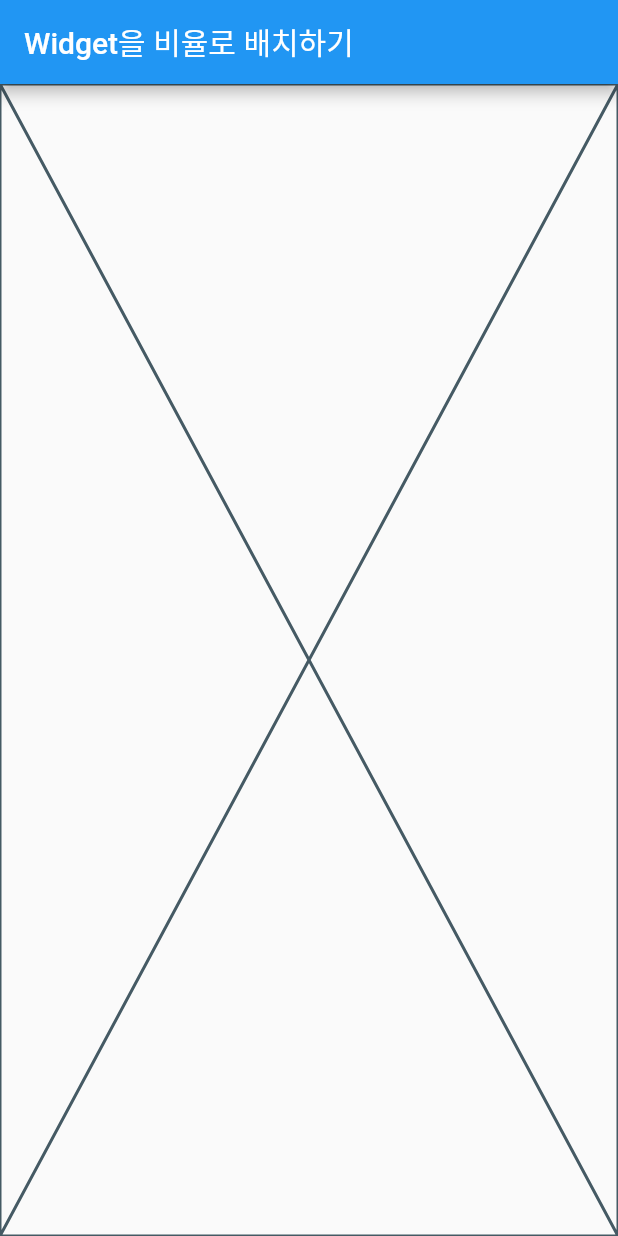
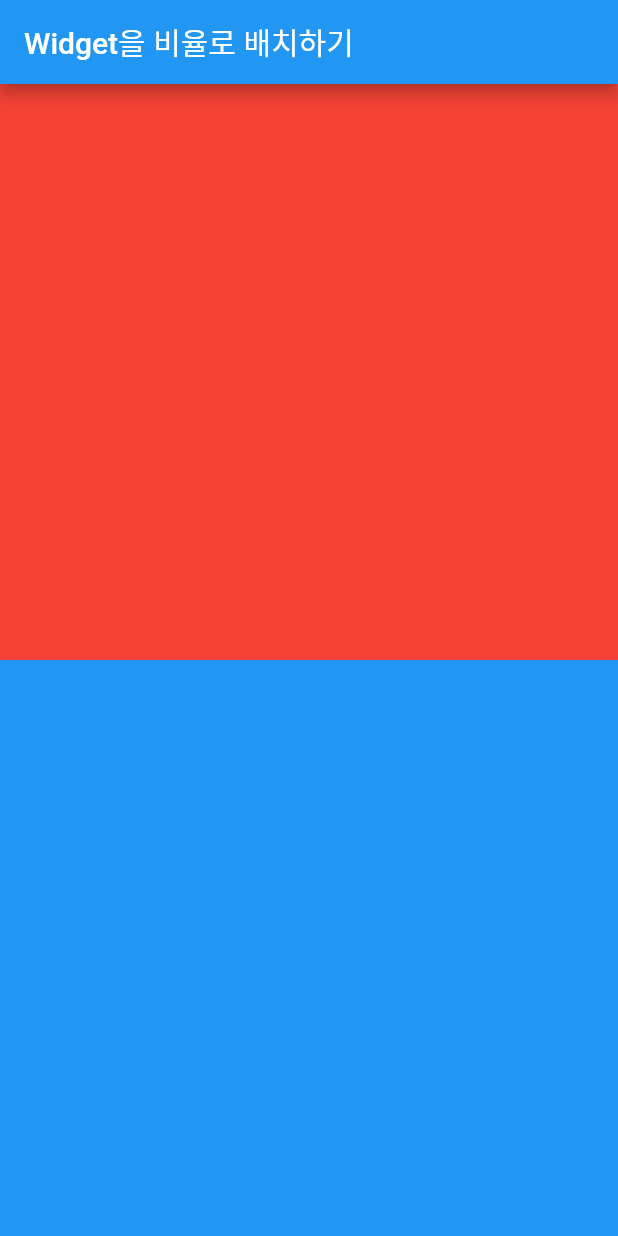
Before and after one commit to khanian/flutter_layout_example, a Flutter app: the screen it shows after launch, on a phone screen of 412 x 824 dp. Run offline on Flutter 3.47's test engine with Material 2 defaults, Android fonts, the phone set to English and light mode, and no system bars.

Commit message:
위젯을 비율로 배치하기 Flexible

```diff
--- a/lib/main.dart
+++ b/lib/main.dart
@@ -17,6 +17,11 @@ class Body extends StatelessWidget {
 
   @override
   Widget build(BuildContext context) {
-    return Placeholder();
+    return Column(
+      children: [
+        Flexible(child: Container(color: Colors.red,)),
+        Flexible(child: Container(color: Colors.blue,)),
+      ],
+    );
   }
 }
```
